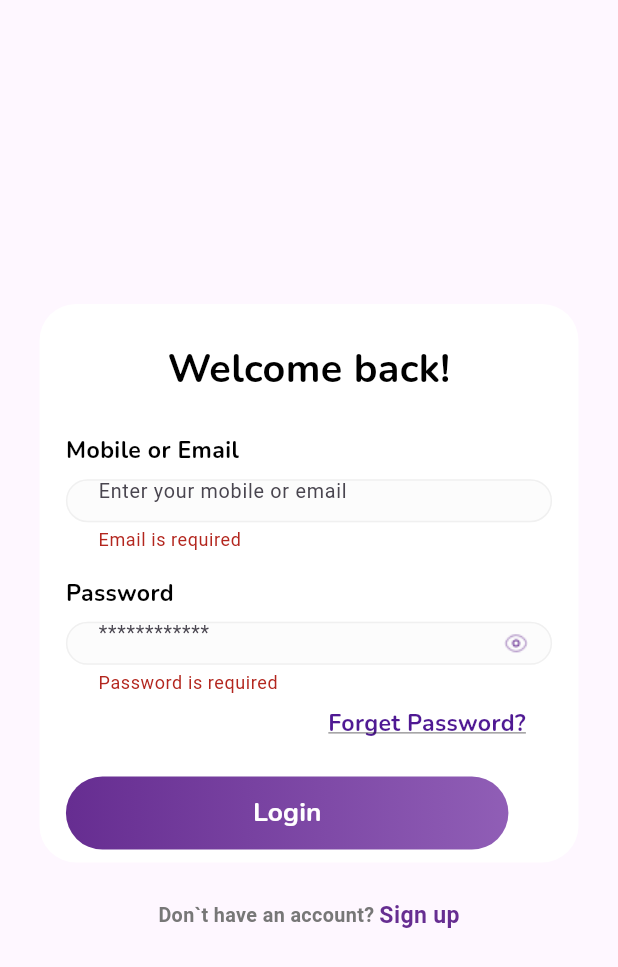
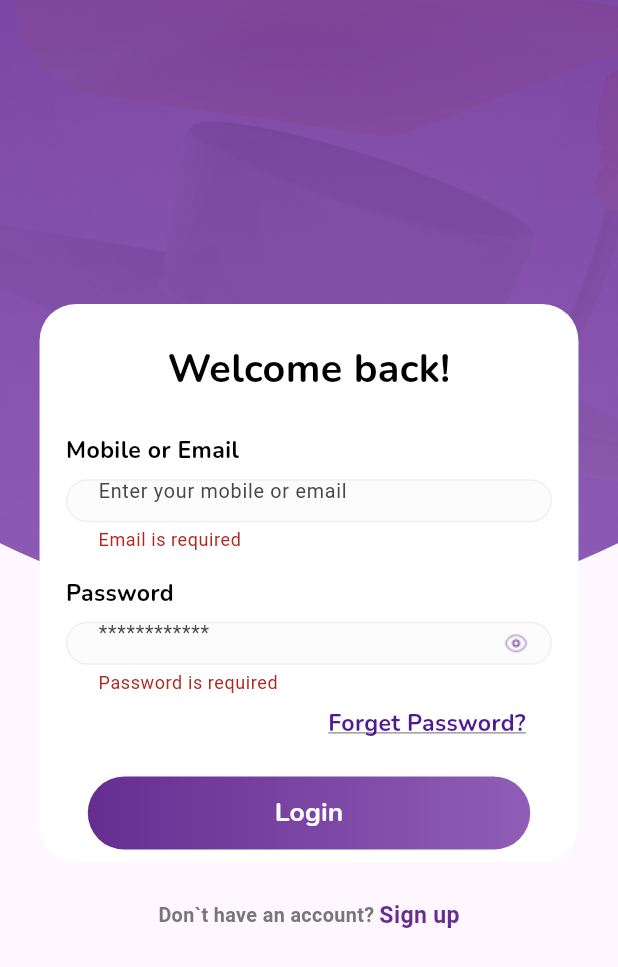
Before and after one commit to 3bdulra7manAmir/Fluency_App, a Flutter app: the screen it shows after launch, after a tap on "Login", on a phone screen of 412 x 824 dp. Shown: the top 967 px of the screen. Run offline on Flutter 3.47's test engine with Material 3 defaults, Android fonts, the phone set to English and light mode, and no system bars; our stand-ins replace device_preview, flutter_screenutil, flutter_svg, go_router; project files that could hold a hidden picture were left out.

Commit message:
button fix and 2 times loginform fix

```diff
--- a/lib/core/constants/app_colors.dart
+++ b/lib/core/constants/app_colors.dart
@@ -10,7 +10,11 @@ class AppColors
   static const Color kForgetPasswordColor = Color(0xff4F1993);
   static const Color kDontHaveAccountColor = Color(0xff777777);
 
-  static const Color kScaffoldBGColor = Color(0xfff7f6fc);
+  //static const Color kScaffoldBGColor = Color(0xfff7f6fc);
+  static const Color kScaffoldBGColor = Color.fromRGBO(255, 255, 255, 0.93);
+
+  static const Color kLoginFormContainerBGColor = Color.fromRGBO(255, 255, 255, 1);
+
   static const Color kTitleTextColor = Color(0xff362E3B);
 
   static const Color kTextInsideFormFieldColor = Color(0xff777777);
--- a/lib/core/constants/app_padding.dart
+++ b/lib/core/constants/app_padding.dart
@@ -3,10 +3,9 @@ import 'package:flutter_screenutil/flutter_screenutil.dart';
 
 class AppPadding
 {
-  EdgeInsets kLoginFormMargin = EdgeInsets.symmetric(horizontal: 24.w);
+  EdgeInsets kLoginFormMargin = EdgeInsets.symmetric(horizontal: 24.w,);
   EdgeInsets kLoginFormPadding = EdgeInsets.symmetric(horizontal: 16.w);
   EdgeInsets kTextFieldContentPadding = EdgeInsets.symmetric(vertical: 16.h, horizontal: 16.w);
-  EdgeInsets kForgetPasswordPadding = EdgeInsets.only(left: 16.w, right: 16.w, top: 8.h,); //Not USED
   EdgeInsetsDirectional kForgetPasswordPaddingD = EdgeInsetsDirectional.only(end: 16.w, top: 8.h,);
 
 
@@ -15,8 +14,8 @@ class AppPadding
   EdgeInsetsDirectional kNotBackButtonMargin  = EdgeInsetsDirectional.only(start: 24.w);
 
   EdgeInsets kListSeparatorPadding = EdgeInsets.only(top: 5.h, bottom: 5.h);
+  EdgeInsets kPaddingInsideTheListViewBuilder = EdgeInsets.symmetric(vertical: 12.5.h);
 
-  EdgeInsets kPaddingInsideTheListViewBuilder = EdgeInsets.symmetric(vertical: 12.5.h);
-  EdgeInsets kNotificationsCardPadding = EdgeInsets.symmetric(horizontal: 24.w,);
+  EdgeInsets kNotificationsCardPadding = EdgeInsets.symmetric(horizontal: 16.w,); //HERE 24
 
 }
--- a/lib/features/auth/login/presentation/widgets/login_form.dart
+++ b/lib/features/auth/login/presentation/widgets/login_form.dart
@@ -1,12 +1,12 @@
 // ignore_for_file: avoid_print, use_build_context_synchronously
 import 'package:fluency/Core/constants/app_borders.dart';
+import 'package:fluency/Core/constants/app_colors.dart';
 import 'package:fluency/Core/constants/app_images.dart';
 import 'package:fluency/Core/constants/app_padding.dart';
 import 'package:fluency/Core/widgets/containers/custom_container.dart';
 import 'package:fluency/Features/auth/login/data/repository/auth_repository.dart';
 import 'package:fluency/Features/auth/login/domain/entites/auth_entity.dart';
 import 'package:fluency/config/router/app_router.dart';
-import 'package:fluency/core/constants/app_colors.dart';
 import 'package:fluency/core/utils/styles.dart';
 import 'package:fluency/core/utils/validators.dart';
 import 'package:fluency/core/widgets/buttons/custom_button.dart';
@@ -86,6 +86,7 @@ class _LoginFormState extends State<LoginForm>
             children:
             [
               CustomContainer(
+                containerDecorationColor: AppColors.kLoginFormContainerBGColor,
                 containerMargin: AppPadding().kLoginFormMargin,
                 containerPadding: AppPadding().kLoginFormPadding,
                 containerWidth: 327.w,
@@ -146,7 +147,7 @@ class _LoginFormState extends State<LoginForm>
 
                           24.verticalSpace,
 
-                          CustomPurpleButton(buttonOnPressed: login, buttonText: 'Login',), //HERE
+                          Center(child: CustomPurpleButton(buttonOnPressed: login, buttonText: 'Login',)), //HERE
                         ],
                       ),
                     ],
--- a/lib/features/auth/login/presentation/widgets/purple_sector.dart
+++ b/lib/features/auth/login/presentation/widgets/purple_sector.dart
@@ -16,6 +16,7 @@ class PurpleSector extends StatelessWidget
       clipper: BottomCircularClipper(),
       child: CustomContainer(
         containerHeight: ScreenUtil().screenHeight * 0.5,
+        containerWidth: double.infinity,
         containerDecoration: BoxDecoration(
           color: AppColors.kSecondGradientColor,
           image: DecorationImage(image: AssetImage(AppIMGs().kFluencyLoginHatPNG), fit: BoxFit.cover),
--- a/lib/features/notifications/presentation/widgets/custom_not_card.dart
+++ b/lib/features/notifications/presentation/widgets/custom_not_card.dart
@@ -24,7 +24,10 @@ class CustomNotificationsCard extends StatelessWidget
         mainAxisSize: MainAxisSize.min,
         children:
         [
-          SvgPicture.asset(image),
+          Padding(
+            padding: EdgeInsets.only(top: 7.h),
+            child: SvgPicture.asset(image,),
+          ),
 
           8.horizontalSpace,
 
--- a/lib/features/splash/presentation/screens/splash_view.dart
+++ b/lib/features/splash/presentation/screens/splash_view.dart
@@ -18,13 +18,21 @@ class SplashView extends StatefulWidget
 
 class _SplashViewState extends State<SplashView>
 {
+  bool isNavigating = false;
+
   @override
   void didChangeDependencies()
   {
     super.didChangeDependencies();
 
     precacheImage(AssetImage(AppIMGs().kFluencyBooksPNG), context);
-    Future.delayed(const Duration(seconds: 3), () {GoRouter.of(context).push(AppRouter.kLoginView);});
+
+    if (!isNavigating)
+    {
+      isNavigating = true;
+      Future.delayed(const Duration(seconds: 3), ()
+      {GoRouter.of(context).pushReplacement(AppRouter.kLoginView);});
+    }
   }
 
   @override
```
